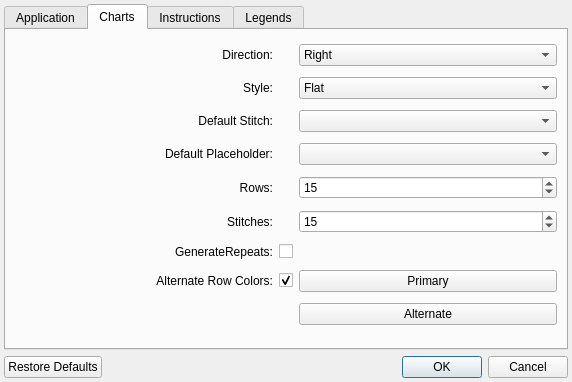
Before: the Qt Designer form src/settings.ui in iPenguin/CrochetCharts, drawn with Qt 5.
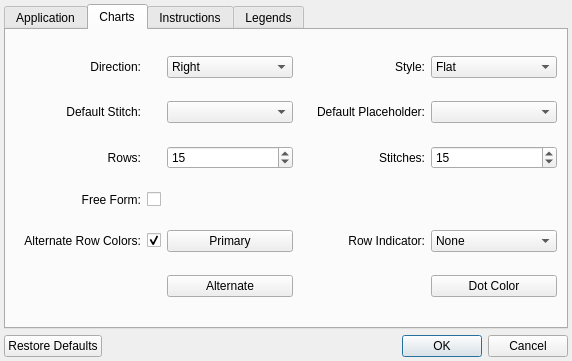
After: the same form once the commit is applied.

Commit message:
Overhauled the settingsui. Updated settings by name
Rewrote the code for the settings. Now all you have to do to create
a setting is to add it to the list in the settings.cpp file and add
the ui element with the same name to the settings.ui file. the code
in the settingsui.cpp file will automatically connect the two items.

```diff
--- a/src/settings.ui
+++ b/src/settings.ui
@@ -7,7 +7,7 @@
     <x>0</x>
     <y>0</y>
     <width>572</width>
-    <height>382</height>
+    <height>361</height>
    </rect>
   </property>
   <property name="windowTitle">
@@ -127,35 +127,6 @@
        <item row="2" column="2">
         <widget class="QComboBox" name="defaultStitch"/>
        </item>
-       <item row="3" column="0">
-        <widget class="QLabel" name="label_10">
-         <property name="text">
-          <string>Default Placeholder:</string>
-         </property>
-         <property name="alignment">
-          <set>Qt::AlignRight|Qt::AlignTrailing|Qt::AlignVCenter</set>
-         </property>
-         <property name="buddy">
-          <cstring>defaultPlaceholder</cstring>
-         </property>
-        </widget>
-       </item>
-       <item row="3" column="2">
-        <widget class="QComboBox" name="defaultPlaceholder"/>
-       </item>
-       <item row="9" column="1">
-        <widget class="QCheckBox" name="generateRepeats">
-         <property name="sizePolicy">
-          <sizepolicy hsizetype="Fixed" vsizetype="Fixed">
-           <horstretch>0</horstretch>
-           <verstretch>0</verstretch>
-          </sizepolicy>
-         </property>
-         <property name="text">
-          <string/>
-         </property>
-        </widget>
-       </item>
        <item row="10" column="0">
         <widget class="QLabel" name="label_23">
          <property name="text">
@@ -223,19 +194,6 @@
          </property>
         </widget>
        </item>
-       <item row="9" column="0">
-        <widget class="QLabel" name="label_22">
-         <property name="text">
-          <string>GenerateRepeats:</string>
-         </property>
-         <property name="alignment">
-          <set>Qt::AlignRight|Qt::AlignTrailing|Qt::AlignVCenter</set>
-         </property>
-         <property name="buddy">
-          <cstring>generateRepeats</cstring>
-         </property>
-        </widget>
-       </item>
        <item row="4" column="2">
         <widget class="QSpinBox" name="defaultRows">
          <property name="minimum">
@@ -262,47 +220,7 @@
          </property>
         </widget>
        </item>
-       <item row="5" column="2">
-        <widget class="QSpinBox" name="defaultStitches">
-         <property name="minimum">
-          <number>1</number>
-         </property>
-         <property name="maximum">
-          <number>1000000000</number>
-         </property>
-         <property name="value">
-          <number>15</number>
-         </property>
-        </widget>
-       </item>
-       <item row="5" column="0">
-        <widget class="QLabel" name="label_4">
-         <property name="text">
-          <string>Stitches:</string>
-         </property>
-         <property name="alignment">
-          <set>Qt::AlignRight|Qt::AlignTrailing|Qt::AlignVCenter</set>
-         </property>
-         <property name="buddy">
-          <cstring>defaultStitches</cstring>
-         </property>
-        </widget>
-       </item>
-       <item row="1" column="2">
-        <widget class="QComboBox" name="chartStyle">
-         <item>
-          <property name="text">
-           <string>Flat</string>
-          </property>
-         </item>
-         <item>
-          <property name="text">
-           <string>Round</string>
-          </property>
-         </item>
-        </widget>
-       </item>
-       <item row="1" column="0">
+       <item row="0" column="3">
         <widget class="QLabel" name="label_24">
          <property name="text">
           <string>Style:</string>
@@ -315,45 +233,197 @@
          </property>
         </widget>
        </item>
+       <item row="0" column="4">
+        <widget class="QComboBox" name="chartStyle">
+         <item>
+          <property name="text">
+           <string>Flat</string>
+          </property>
+         </item>
+         <item>
+          <property name="text">
+           <string>Round</string>
+          </property>
+         </item>
+        </widget>
+       </item>
+       <item row="2" column="3">
+        <widget class="QLabel" name="label_10">
+         <property name="text">
+          <string>Default Placeholder:</string>
+         </property>
+         <property name="alignment">
+          <set>Qt::AlignRight|Qt::AlignTrailing|Qt::AlignVCenter</set>
+         </property>
+         <property name="buddy">
+          <cstring>placeholder</cstring>
+         </property>
+        </widget>
+       </item>
+       <item row="2" column="4">
+        <widget class="QComboBox" name="placeholder"/>
+       </item>
+       <item row="4" column="3">
+        <widget class="QLabel" name="label_4">
+         <property name="text">
+          <string>Stitches:</string>
+         </property>
+         <property name="alignment">
+          <set>Qt::AlignRight|Qt::AlignTrailing|Qt::AlignVCenter</set>
+         </property>
+         <property name="buddy">
+          <cstring>stitchCount</cstring>
+         </property>
+        </widget>
+       </item>
+       <item row="4" column="4">
+        <widget class="QSpinBox" name="stitchCount">
+         <property name="minimum">
+          <number>1</number>
+         </property>
+         <property name="maximum">
+          <number>1000000000</number>
+         </property>
+         <property name="value">
+          <number>15</number>
+         </property>
+        </widget>
+       </item>
+       <item row="10" column="3">
+        <widget class="QLabel" name="label_28">
+         <property name="text">
+          <string>Row Indicator:</string>
+         </property>
+         <property name="alignment">
+          <set>Qt::AlignRight|Qt::AlignTrailing|Qt::AlignVCenter</set>
+         </property>
+         <property name="buddy">
+          <cstring>chartRowIndicator</cstring>
+         </property>
+        </widget>
+       </item>
+       <item row="11" column="4">
+        <widget class="QPushButton" name="dotColorBttn">
+         <property name="enabled">
+          <bool>true</bool>
+         </property>
+         <property name="text">
+          <string>Dot Color</string>
+         </property>
+        </widget>
+       </item>
+       <item row="10" column="4">
+        <widget class="QComboBox" name="chartRowIndicator">
+         <item>
+          <property name="text">
+           <string>None</string>
+          </property>
+         </item>
+         <item>
+          <property name="text">
+           <string>Numbers</string>
+          </property>
+         </item>
+         <item>
+          <property name="text">
+           <string>Dots</string>
+          </property>
+         </item>
+        </widget>
+       </item>
+       <item row="5" column="0">
+        <widget class="QLabel" name="label_25">
+         <property name="text">
+          <string>Free Form:</string>
+         </property>
+         <property name="alignment">
+          <set>Qt::AlignRight|Qt::AlignTrailing|Qt::AlignVCenter</set>
+         </property>
+         <property name="buddy">
+          <cstring>chartfreeForm</cstring>
+         </property>
+        </widget>
+       </item>
+       <item row="5" column="1">
+        <widget class="QCheckBox" name="chartfreeForm">
+         <property name="text">
+          <string/>
+         </property>
+        </widget>
+       </item>
       </layout>
      </widget>
      <widget class="QWidget" name="tab_3">
       <attribute name="title">
        <string>Instructions</string>
       </attribute>
-      <layout class="QVBoxLayout" name="verticalLayout_4">
-       <item>
-        <layout class="QHBoxLayout" name="horizontalLayout_3">
-         <item>
-          <widget class="QLabel" name="label_3">
-           <property name="text">
-            <string>Color for Key words:</string>
-           </property>
-          </widget>
-         </item>
-         <item>
-          <widget class="QPushButton" name="pushButton">
-           <property name="text">
-            <string>Color</string>
-           </property>
-          </widget>
-         </item>
-        </layout>
-       </item>
-       <item>
-        <spacer name="verticalSpacer_3">
-         <property name="orientation">
-          <enum>Qt::Vertical</enum>
-         </property>
-         <property name="sizeHint" stdset="0">
-          <size>
-           <width>20</width>
-           <height>40</height>
-          </size>
-         </property>
-        </spacer>
-       </item>
-      </layout>
+      <widget class="QLabel" name="label_22">
+       <property name="geometry">
+        <rect>
+         <x>20</x>
+         <y>20</y>
+         <width>135</width>
+         <height>21</height>
+        </rect>
+       </property>
+       <property name="text">
+        <string>Generate Repeats:</string>
+       </property>
+       <property name="alignment">
+        <set>Qt::AlignRight|Qt::AlignTrailing|Qt::AlignVCenter</set>
+       </property>
+       <property name="buddy">
+        <cstring>generateTextRepeats</cstring>
+       </property>
+      </widget>
+      <widget class="QCheckBox" name="generateTextRepeats">
+       <property name="geometry">
+        <rect>
+         <x>170</x>
+         <y>20</y>
+         <width>25</width>
+         <height>21</height>
+        </rect>
+       </property>
+       <property name="sizePolicy">
+        <sizepolicy hsizetype="Fixed" vsizetype="Fixed">
+         <horstretch>0</horstretch>
+         <verstretch>0</verstretch>
+        </sizepolicy>
+       </property>
+       <property name="text">
+        <string/>
+       </property>
+      </widget>
+      <widget class="QPushButton" name="pushButton">
+       <property name="geometry">
+        <rect>
+         <x>190</x>
+         <y>60</y>
+         <width>60</width>
+         <height>24</height>
+        </rect>
+       </property>
+       <property name="text">
+        <string>Color</string>
+       </property>
+      </widget>
+      <widget class="QLabel" name="label_3">
+       <property name="geometry">
+        <rect>
+         <x>40</x>
+         <y>60</y>
+         <width>141</width>
+         <height>24</height>
+        </rect>
+       </property>
+       <property name="text">
+        <string>Color for Key words:</string>
+       </property>
+       <property name="alignment">
+        <set>Qt::AlignRight|Qt::AlignTrailing|Qt::AlignVCenter</set>
+       </property>
+      </widget>
      </widget>
      <widget class="QWidget" name="tab_4">
       <attribute name="title">
```
Left out of the diff: 92 changed lines with no effect on the pictures. The commit also changes 7 other files.
